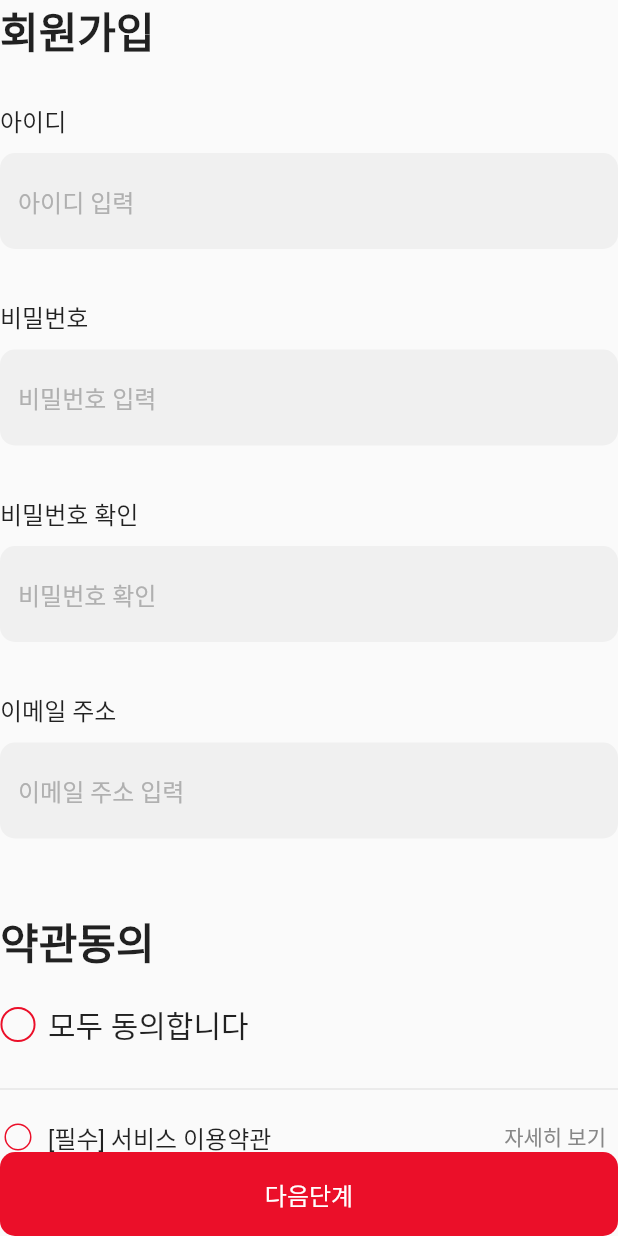
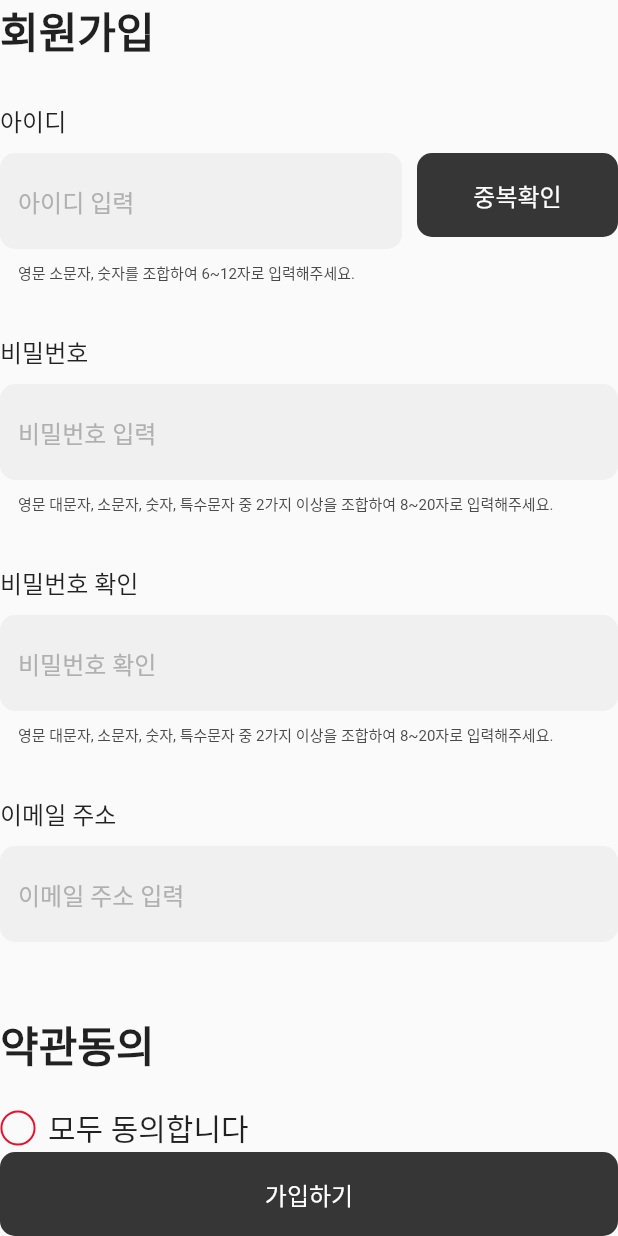
Before and after one commit to SniperFactory-Jangjeon/Jangjeon, a Flutter app: the SignupScreen widget shown alone on an empty page, opened directly, on a phone screen of 412 x 824 dp. Run offline on Flutter 3.47's test engine with Material 2 defaults, Android fonts, the phone set to English and light mode, and no system bars; our stand-ins replace cloud_firestore, firebase_auth, firebase_core, get; missing offline and left inert: kakao_flutter_sdk_user; accounts and stored records are empty; Roboto replaces fonts that are missing (PretendardRegular).

Commit message:
회원가입 기능 개발 완료

```diff
--- /dev/null
+++ b/lib/controller/auth_controller.dart
@@ -0,0 +1,15 @@
+import 'package:firebase_auth/firebase_auth.dart';
+import 'package:get/get.dart';
+import 'package:jangjeon/service/auth_service.dart';
+
+class AuthController extends GetxController {
+  final Rxn<User> _user = Rxn(); //유저 정보
+
+  User? get user => _user.value; //유저 정보 getter
+
+  //아이디 중복확인
+  checkIdDuplicate(id) => AuthService().checkIdDuplicate(id);
+
+  //회원가입
+  signup(id, pw, user) => AuthService().signup(id, pw, user);
+}
--- a/lib/controller/signup_controller.dart
+++ b/lib/controller/signup_controller.dart
@@ -1,9 +1,25 @@
 import 'package:flutter/material.dart';
 import 'package:get/get.dart';
+import 'package:jangjeon/controller/auth_controller.dart';
+import 'package:jangjeon/model/userInfo.dart';
 
 class SignupController extends GetxController {
   PageController pageController = PageController(); //페이지 뷰 컨트롤러
-  RxInt currentPage = 0.obs;
+  RxInt currentPage = 0.obs; //회원가입 현재 페이지
+
+  TextEditingController nameController = TextEditingController(); //이름 컨트롤러
+  TextEditingController phoneController = TextEditingController(); //전화번호 컨트롤러
+  TextEditingController idController = TextEditingController(); //아이디 컨트롤러
+  TextEditingController pwController = TextEditingController(); //비밀번호 컨트롤러
+  TextEditingController pwConfirmController =
+      TextEditingController(); //비밀번호 확인 컨트롤러
+  TextEditingController emailController = TextEditingController(); //이메일 컨트롤러
+
+  RxnString idError = RxnString('영문 소문자, 숫자를 조합하여 6~12자로 입력해주세요.');
+  RxnString pwError =
+      RxnString('영문 대문자, 소문자, 숫자, 특수문자 중 2가지 이상을 조합하여 8~20자로 입력해주세요.');
+  RxnString pwConfirmError =
+      RxnString('영문 대문자, 소문자, 숫자, 특수문자 중 2가지 이상을 조합하여 8~20자로 입력해주세요.');
 
   RxBool isAllChecked = false.obs; //약관 전체 동의
   List agreement = [
@@ -25,10 +41,81 @@ class SignupController extends GetxController {
     },
   ]; //이용약관
 
+  RxBool isSignupBtnActivated = false.obs; //가입하기 버튼 활성화 여부
+
   //페이지 이동
   jumpToPage(page) {
     currentPage(page);
     pageController.jumpToPage(page);
+  }
+
+  //이전 페이지 이동
+  backToPage(page) {
+    currentPage(page);
+    if (currentPage.value < 0.0) {
+      Get.back();
+    } else {
+      pageController.jumpToPage(page);
+    }
+  }
+
+  //아이디 형식 체크
+  checkIdValidation(String value) {
+    if (!RegExp(r'''^(?=.*[a-z])(?=.*[0-9]).{6,12}$''').hasMatch(value)) {
+      idError('영문 소문자, 숫자를 조합하여 6~12자로 입력해주세요.');
+    } else {
+      idError.value = null;
+    }
+    activateSignupButton();
+  }
+
+  //비밀번호 형식 체크
+  checkPwValidation(String value) {
+    if (!RegExp(
+            r'''^(?!((?:[A-Z]+)|(?:[a-z]+)|(?:[~!@#$%^&*()_+=]+)|(?:[0-9]+))$)[A-Z\da-z\d~!@#$%^&*()_+=]{8,20}$''')
+        .hasMatch(value)) {
+      pwError('영문 대문자, 소문자, 숫자, 특수문자 중 2가지 이상을 조합하여 8~20자로 입력해주세요.');
+    } else {
+      pwError('사용 가능한 비밀번호입니다.');
+    }
+    activateSignupButton();
+  }
+
+  //비밀번호 확인 형식 체크
+  checkPwConfirmValidation(String value) {
+    if (!RegExp(
+            r'''^(?!((?:[A-Z]+)|(?:[a-z]+)|(?:[~!@#$%^&*()_+=]+)|(?:[0-9]+))$)[A-Z\da-z\d~!@#$%^&*()_+=]{8,20}$''')
+        .hasMatch(value)) {
+      pwConfirmError('영문 대문자, 소문자, 숫자, 특수문자 중 2가지 이상을 조합하여 8~20자로 입력해주세요.');
+    } else {
+      pwConfirmError.value = null;
+      if (pwController.text == value) {
+        pwConfirmError('비밀번호가 확인되었습니다.');
+      }
+    }
+    activateSignupButton();
+  }
+
+  //아이디 중복 확인
+  checkIdDuplicate() async {
+    if (await Get.find<AuthController>().checkIdDuplicate(idController.text)) {
+      idError('사용 가능한 아이디입니다.');
+    } else {
+      idError('해당 아이디는 다른 사람이 사용중인 아이디입니다.');
+    }
+    activateSignupButton();
+  }
+
+  //회원가입
+  signup() async {
+    UserInfo user = UserInfo(
+        name: nameController.text,
+        phone: phoneController.text,
+        email: emailController.text);
+
+    await Get.find<AuthController>()
+        .signup(idController.text, pwController.text, user);
+    jumpToPage(2);
   }
 
   //약관 동의
@@ -39,6 +126,7 @@ class SignupController extends GetxController {
         isAllChecked(false);
       }
     }
+    activateSignupButton();
   }
 
   //전체 약관 동의
@@ -47,5 +135,24 @@ class SignupController extends GetxController {
     for (var i = 0; i < 4; i++) {
       agreement[i]['value'](value);
     }
+    activateSignupButton();
+  }
+
+  //가입하기 버튼 활성화 체크
+  activateSignupButton() {
+    if (idError.value != null &&
+        idError.value!.length < 25 &&
+        pwError.value != null &&
+        pwError.value!.length < 25 &&
+        pwConfirmError.value != null &&
+        pwConfirmError.value!.length < 25 &&
+        emailController.text.isNotEmpty &&
+        agreement[0]['value'].value &&
+        agreement[1]['value'].value &&
+        agreement[2]['value'].value) {
+      isSignupBtnActivated(true);
+    } else {
+      isSignupBtnActivated(false);
+    }
   }
 }
--- a/lib/main.dart
+++ b/lib/main.dart
@@ -1,6 +1,7 @@
 import 'package:firebase_core/firebase_core.dart';
 import 'package:flutter/material.dart';
 import 'package:get/get.dart';
+import 'package:jangjeon/controller/auth_controller.dart';
 import 'package:jangjeon/controller/login_controller.dart';
 import 'package:jangjeon/firebase_options.dart';
 import 'package:jangjeon/view/page/login_page.dart';
@@ -24,6 +25,7 @@ class MyApp extends StatelessWidget {
   Widget build(BuildContext context) {
     return GetMaterialApp(
       initialBinding: BindingsBuilder(() {
+        Get.put(AuthController());
         Get.put(LoginController());
         Get.lazyPut(() => SignupController(), fenix: true);
       }),
--- /dev/null
+++ b/lib/model/userInfo.dart
@@ -0,0 +1,39 @@
+import 'dart:convert';
+
+// ignore_for_file: public_member_api_docs, sort_constructors_first
+class UserInfo {
+  final String name; //이름
+  final String phone; //전화번호
+  final String email; //이메일
+  final String? photoUrl;
+
+  UserInfo({
+    required this.name,
+    required this.phone,
+    required this.email,
+    this.photoUrl,
+  });
+
+  Map<String, dynamic> toMap() {
+    return <String, dynamic>{
+      'name': name,
+      'phone': phone,
+      'email': email,
+      'photoUrl': photoUrl,
+    };
+  }
+
+  factory UserInfo.fromMap(Map<String, dynamic> map) {
+    return UserInfo(
+      name: map['name'] as String,
+      phone: map['phone'] as String,
+      email: map['email'] as String,
+      photoUrl: map['photoUrl'] != null ? map['photoUrl'] as String : null,
+    );
+  }
+
+  String toJson() => json.encode(toMap());
+
+  factory UserInfo.fromJson(String source) =>
+      UserInfo.fromMap(json.decode(source) as Map<String, dynamic>);
+}
--- /dev/null
+++ b/lib/service/auth_service.dart
@@ -0,0 +1,34 @@
+import 'package:firebase_auth/firebase_auth.dart';
+import 'package:jangjeon/service/db_service.dart';
+
+class AuthService {
+  final FirebaseAuth _firebaseAuth = FirebaseAuth.instance;
+
+  //아이디 중복 체크
+  checkIdDuplicate(id) => _firebaseAuth
+          .createUserWithEmailAndPassword(
+              email: '$id@jangjeon.com', password: '12345678')
+          .then(
+        (_) {
+          _firebaseAuth.currentUser!.delete();
+          return true;
+        },
+      ).catchError(
+        (_) => false,
+      );
+
+  //회원가입
+  signup(id, pw, user) => _firebaseAuth
+          .createUserWithEmailAndPassword(
+              email: '$id@jangjeon.com', password: pw)
+          .then(
+        (_) async {
+          _firebaseAuth.currentUser!.updateDisplayName(user.name);
+          DBService().createUserInfo(_firebaseAuth.currentUser!.uid, user);
+          await _firebaseAuth.signOut();
+          return true;
+        },
+      ).catchError(
+        (_) => false,
+      );
+}
--- a/lib/util/app_pages.dart
+++ b/lib/util/app_pages.dart
@@ -3,6 +3,7 @@ import 'package:jangjeon/util/app_routes.dart';
 import 'package:jangjeon/view/page/login_page.dart';
 import 'package:jangjeon/view/page/main_page.dart';
 import 'package:jangjeon/view/page/setting_page.dart';
+import 'package:jangjeon/view/page/signup_page.dart';
 import 'package:jangjeon/view/page/stock_page.dart';
 
 class AppPages {
@@ -11,5 +12,6 @@ class AppPages {
     GetPage(name: AppRoutes.setting, page: () => const SettingPage()),
     GetPage(name: AppRoutes.stock, page: () => const StockPage()),
     GetPage(name: AppRoutes.login, page: () => const LoginPage()),
+    GetPage(name: AppRoutes.signup, page: () => const SignupPage()),
   ];
 }
--- a/lib/util/app_routes.dart
+++ b/lib/util/app_routes.dart
@@ -1,6 +1,7 @@
 import 'package:jangjeon/view/page/login_page.dart';
 import 'package:jangjeon/view/page/main_page.dart';
 import 'package:jangjeon/view/page/setting_page.dart';
+import 'package:jangjeon/view/page/signup_page.dart';
 import 'package:jangjeon/view/page/stock_page.dart';
 
 class AppRoutes {
@@ -8,4 +9,5 @@ class AppRoutes {
   static const setting = SettingPage.route; // 설정페이지
   static const stock = StockPage.route; // 주식페이지
   static const login = LoginPage.route; // 로그인페이지
+  static const signup = SignupPage.route; //회원가입 페이지
 }
--- a/lib/util/app_text_style.dart
+++ b/lib/util/app_text_style.dart
@@ -67,4 +67,12 @@ class AppTextStyle {
   //본문 레귤러폰트 12사이즈
   static TextStyle b5R12({Color color = Colors.black}) =>
       TextStyle(fontFamily: 'PretendardRegular', fontSize: 12, color: color);
+
+  //본문 미디엄폰트 10사이즈
+  static TextStyle b5M10({Color color = Colors.black}) =>
+      TextStyle(fontFamily: 'PretendardMedium', fontSize: 10, color: color);
+
+  //본문 레귤러폰트 10사이즈
+  static TextStyle b5R10({Color color = Colors.black}) =>
+      TextStyle(fontFamily: 'PretendardRegular', fontSize: 10, color: color);
 }
--- a/lib/view/page/login_page.dart
+++ b/lib/view/page/login_page.dart
@@ -1,6 +1,7 @@
 import 'package:flutter/material.dart';
 import 'package:get/get.dart';
 import 'package:jangjeon/controller/login_controller.dart';
+import 'package:jangjeon/util/app_routes.dart';
 import 'package:jangjeon/util/app_text_style.dart';
 import 'package:jangjeon/view/widget/app_elevated_button.dart';
 import 'package:jangjeon/view/widget/app_text_field.dart';
@@ -40,7 +41,7 @@ class LoginPage extends GetView<LoginController> {
                     ],
                   ),
                   TextButton(
-                      onPressed: () {},
+                      onPressed: () => Get.toNamed(AppRoutes.signup),
                       child: Text('회원가입', style: AppTextStyle.b5M12())),
                 ],
               ),
--- a/lib/view/page/signup_page.dart
+++ b/lib/view/page/signup_page.dart
@@ -7,6 +7,7 @@ import 'package:jangjeon/view/screen/verification_screen.dart';
 
 class SignupPage extends GetView<SignupController> {
   const SignupPage({super.key});
+  static const route = '/signup';
 
   @override
   Widget build(BuildContext context) {
@@ -20,7 +21,7 @@ class SignupPage extends GetView<SignupController> {
                 leading: IconButton(
                   icon: const Icon(Icons.navigate_before),
                   onPressed: () =>
-                      controller.jumpToPage(controller.currentPage.value - 1),
+                      controller.backToPage(controller.currentPage.value - 1),
                 ),
               )
             : null,
--- a/lib/view/screen/signup_screen.dart
+++ b/lib/view/screen/signup_screen.dart
@@ -34,7 +34,34 @@ class SignupScreen extends GetView<SignupController> {
                   '아이디',
                 ),
                 const SizedBox(height: 10),
-                const AppTextField(hintText: '아이디 입력'),
+                Row(
+                  crossAxisAlignment: CrossAxisAlignment.start,
+                  children: [
+                    Expanded(
+                      flex: 2,
+                      child: Obx(
+                        () => AppTextField(
+                          controller: controller.idController,
+                          hintText: '아이디 입력',
+                          errorText: controller.idError.value,
+                          onChanged: controller.checkIdValidation,
+                        ),
+                      ),
+                    ),
+                    const SizedBox(width: 10),
+                    Expanded(
+                      flex: 1,
+                      child: Obx(
+                        () => AppElevatedButton(
+                          childText: '중복확인',
+                          onPressed: controller.idError.value == null
+                              ? controller.checkIdDuplicate
+                              : null,
+                        ),
+                      ),
+                    ),
+                  ],
+                ),
                 const SizedBox(height: 33),
                 const Text(
                   style: TextStyle(
@@ -43,7 +70,15 @@ class SignupScreen extends GetView<SignupController> {
                   '비밀번호',
                 ),
                 const SizedBox(height: 10),
-                const AppTextField(hintText: '비밀번호 입력'),
+                Obx(
+                  () => AppTextField(
+                    controller: controller.pwController,
+                    hintText: '비밀번호 입력',
+                    errorText: controller.pwError.value,
+                    onChanged: controller.checkPwValidation,
+                    obscureText: true,
+                  ),
+                ),
                 const SizedBox(height: 33),
                 const Text(
                   style: TextStyle(
@@ -52,7 +87,15 @@ class SignupScreen extends GetView<SignupController> {
                   '비밀번호 확인',
                 ),
                 const SizedBox(height: 10),
-                const AppTextField(hintText: '비밀번호 확인'),
+                Obx(
+                  () => AppTextField(
+                    controller: controller.pwConfirmController,
+                    hintText: '비밀번호 확인',
+                    errorText: controller.pwConfirmError.value,
+                    onChanged: controller.checkPwConfirmValidation,
+                    obscureText: true,
+                  ),
+                ),
                 const SizedBox(height: 33),
                 const Text(
                   style: TextStyle(
@@ -61,7 +104,11 @@ class SignupScreen extends GetView<SignupController> {
                   '이메일 주소',
                 ),
                 const SizedBox(height: 10),
-                const AppTextField(hintText: '이메일 주소 입력'),
+                AppTextField(
+                  controller: controller.emailController,
+                  hintText: '이메일 주소 입력',
+                  onChanged: (_) => controller.activateSignupButton(),
+                ),
                 const SizedBox(height: 48),
                 const Text(
                   style: TextStyle(
@@ -123,9 +170,13 @@ class SignupScreen extends GetView<SignupController> {
             ),
           ),
         ),
-        AppElevatedButton(
-          childText: '다음단계',
-          onPressed: () => controller.jumpToPage(2),
+        Obx(
+          () => AppElevatedButton(
+            childText: '가입하기',
+            onPressed: controller.isSignupBtnActivated.value
+                ? controller.signup
+                : null,
+          ),
         ),
       ],
     );
--- a/lib/view/screen/signup_success_screen.dart
+++ b/lib/view/screen/signup_success_screen.dart
@@ -2,6 +2,8 @@ import 'package:flutter/material.dart';
 import 'package:get/get.dart';
 import 'package:jangjeon/controller/signup_controller.dart';
 import 'package:jangjeon/util/app_color.dart';
+import 'package:jangjeon/util/app_routes.dart';
+import 'package:jangjeon/view/page/login_page.dart';
 import 'package:jangjeon/view/widget/app_elevated_button.dart';
 
 class SignupSuccessScreen extends GetView<SignupController> {
@@ -38,7 +40,7 @@ class SignupSuccessScreen extends GetView<SignupController> {
         const Expanded(child: SizedBox()),
         AppElevatedButton(
           childText: '로그인하기',
-          onPressed: () => controller.jumpToPage(0),
+          onPressed: () => Get.back(),
         ),
       ],
     );
--- a/lib/view/widget/app_text_field.dart
+++ b/lib/view/widget/app_text_field.dart
@@ -1,20 +1,42 @@
 import 'package:flutter/material.dart';
 import 'package:jangjeon/util/app_color.dart';
+import 'package:jangjeon/util/app_text_style.dart';
 
 class AppTextField extends StatelessWidget {
-  const AppTextField({super.key, required this.hintText});
+  AppTextField({
+    super.key,
+    required this.hintText,
+    this.errorText,
+    this.controller,
+    this.onChanged,
+    this.obscureText = false,
+    this.errorTextColor = AppColor.grayscale80,
+  });
 
-  final String hintText;
+  final String hintText; //힌트 텍스트
+  final String? errorText; //에러 텍스트
+  final TextEditingController? controller; //텍스트 필드 컨트롤러
+  final Function(String)? onChanged; //onChanged 이벤트
+  final bool obscureText;
+  Color errorTextColor;
 
   @override
   Widget build(BuildContext context) {
     return TextField(
+      obscureText: obscureText,
+      controller: controller,
       cursorColor: AppColor.grayscale30,
       decoration: InputDecoration(
         hintText: hintText,
         hintStyle: const TextStyle(
           fontSize: 16,
           color: AppColor.grayscale30,
+        ),
+        errorText: errorText,
+        errorStyle: AppTextStyle.b5R10(
+          color: errorText != null && errorText!.length > 25
+              ? AppColor.grayscale80
+              : Colors.green,
         ),
         filled: true,
         fillColor: AppColor.grey,
@@ -27,6 +49,7 @@ class AppTextField extends StatelessWidget {
           borderRadius: BorderRadius.circular(10.0),
         ),
       ),
+      onChanged: onChanged,
     );
   }
 }
```
Also changed, not shown: lib/service/db_service.dart (added, +15 -0 lines), lib/view/screen/verification_screen.dart (+17 -11 lines), pubspec.yaml (+3 -10 lines), pubspec.lock.
